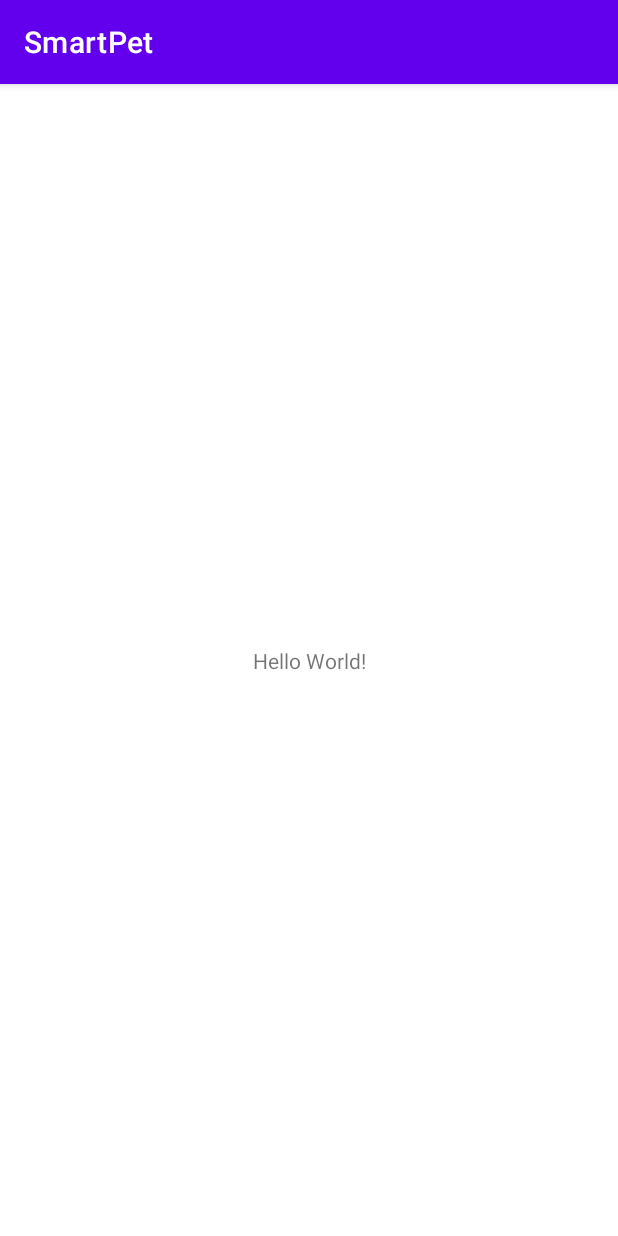
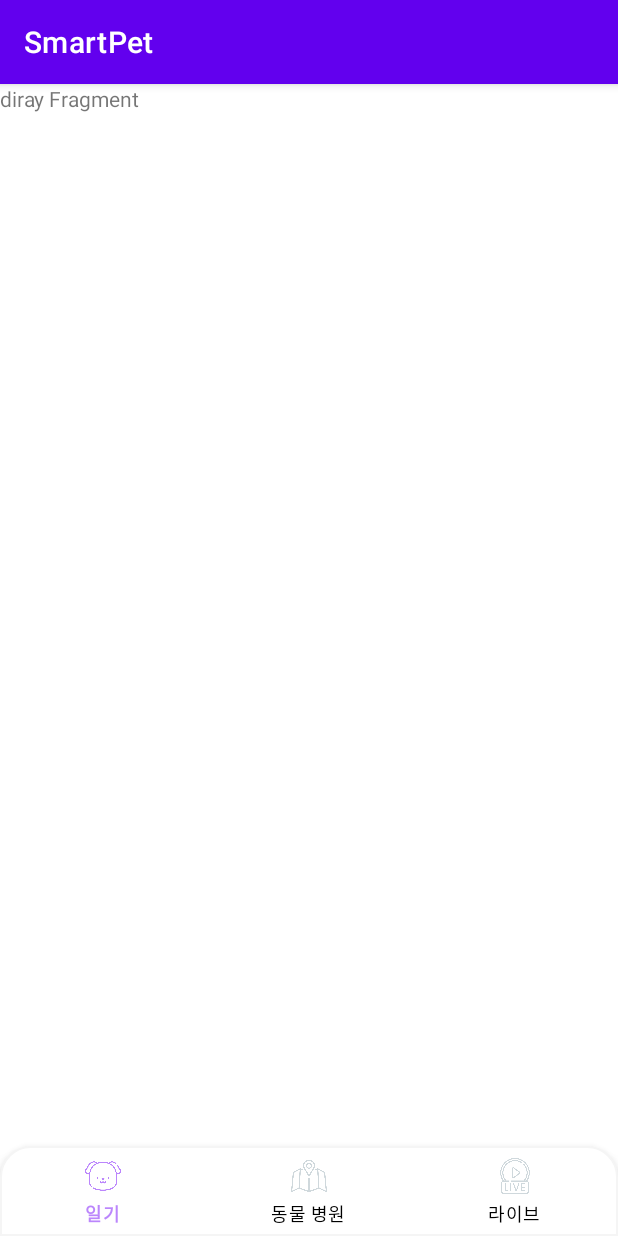
Before and after one commit to sey2/Smart_Pet_Home, an Android app: the screen it shows after launch (MainActivity), on a phone screen of 412 x 824 dp. Run offline under Robolectric (Android 15) with nearby library versions, the phone set to English and light mode, and no system bars; our stand-ins replace navigation-ui.

Commit message:
[ADD] bottom nav (22.11.18)  - 이미지 아이콘 및 프래그먼트  - MainActivity 프래그먼트 전환 코드

```diff
--- a/android/app/build.gradle
+++ b/android/app/build.gradle
@@ -32,6 +32,8 @@ dependencies {
     implementation 'androidx.appcompat:appcompat:1.5.1'
     implementation 'com.google.android.material:material:1.7.0'
     implementation 'androidx.constraintlayout:constraintlayout:2.1.4'
+    implementation "androidx.navigation:navigation-fragment:2.3.0"
+    implementation "androidx.navigation:navigation-ui:2.3.0"
     testImplementation 'junit:junit:4.13.2'
     androidTestImplementation 'androidx.test.ext:junit:1.1.3'
     androidTestImplementation 'androidx.test.espresso:espresso-core:3.4.0'
--- /dev/null
+++ b/android/app/src/main/java/com/smart_pet/DiaryFragment.java
@@ -0,0 +1,64 @@
+package com.smart_pet;
+
+import android.os.Bundle;
+
+import androidx.fragment.app.Fragment;
+
+import android.view.LayoutInflater;
+import android.view.View;
+import android.view.ViewGroup;
+
+/**
+ * A simple {@link Fragment} subclass.
+ * Use the {@link DiaryFragment#newInstance} factory method to
+ * create an instance of this fragment.
+ */
+public class DiaryFragment extends Fragment {
+
+    // TODO: Rename parameter arguments, choose names that match
+    // the fragment initialization parameters, e.g. ARG_ITEM_NUMBER
+    private static final String ARG_PARAM1 = "param1";
+    private static final String ARG_PARAM2 = "param2";
+
+    // TODO: Rename and change types of parameters
+    private String mParam1;
+    private String mParam2;
+
+    public DiaryFragment() {
+        // Required empty public constructor
+    }
+
+    /**
+     * Use this factory method to create a new instance of
+     * this fragment using the provided parameters.
+     *
+     * @param param1 Parameter 1.
+     * @param param2 Parameter 2.
+     * @return A new instance of fragment DiaryFragment.
+     */
+    // TODO: Rename and change types and number of parameters
+    public static DiaryFragment newInstance(String param1, String param2) {
+        DiaryFragment fragment = new DiaryFragment();
+        Bundle args = new Bundle();
+        args.putString(ARG_PARAM1, param1);
+        args.putString(ARG_PARAM2, param2);
+        fragment.setArguments(args);
+        return fragment;
+    }
+
+    @Override
+    public void onCreate(Bundle savedInstanceState) {
+        super.onCreate(savedInstanceState);
+        if (getArguments() != null) {
+            mParam1 = getArguments().getString(ARG_PARAM1);
+            mParam2 = getArguments().getString(ARG_PARAM2);
+        }
+    }
+
+    @Override
+    public View onCreateView(LayoutInflater inflater, ViewGroup container,
+                             Bundle savedInstanceState) {
+        // Inflate the layout for this fragment
+        return inflater.inflate(R.layout.fragment_diary, container, false);
+    }
+}
--- a/android/app/src/main/java/com/smart_pet/MainActivity.java
+++ b/android/app/src/main/java/com/smart_pet/MainActivity.java
@@ -1,14 +1,30 @@
 package com.smart_pet;
 
 import androidx.appcompat.app.AppCompatActivity;
+import androidx.navigation.NavController;
+import androidx.navigation.Navigation;
+import androidx.navigation.ui.NavigationUI;
+
 
 import android.os.Bundle;
 
-public class MainActivity extends AppCompatActivity {
+import com.google.android.material.bottomnavigation.BottomNavigationView;
+
+public class MainActivity extends AppCompatActivity{
+
+    private NavController nav_host;
+    private BottomNavigationView nav_bar;
 
     @Override
     protected void onCreate(Bundle savedInstanceState) {
         super.onCreate(savedInstanceState);
         setContentView(R.layout.activity_main);
+
+        // bottom nav bar
+        nav_host = Navigation.findNavController(this, R.id.nav_host);
+        nav_bar = findViewById(R.id.nav_bar);
+        NavigationUI.setupWithNavController(nav_bar, nav_host);
     }
+
+
 }
--- /dev/null
+++ b/android/app/src/main/res/drawable/bottom_nav_round.xml
@@ -0,0 +1,12 @@
+<?xml version="1.0" encoding="utf-8"?>
+<shape xmlns:android="http://schemas.android.com/apk/res/android"
+    android:shape="rectangle">
+    <solid
+        android:color="@color/white"/>
+    <corners
+        android:topRightRadius="20dp"
+        android:topLeftRadius="20dp"/>
+    <stroke
+        android:color="#F5F5F5"
+        android:width="1dp"/>
+</shape>
--- /dev/null
+++ b/android/app/src/main/res/drawable/item_color.xml
@@ -0,0 +1,7 @@
+<?xml version="1.0" encoding="utf-8"?>
+<selector xmlns:android="http://schemas.android.com/apk/res/android">
+    <item android:state_checked="true" android:color="@color/purple_200" />
+    <item android:state_checked="true" android:color="#DDFDFC" />
+    <item android:color="#CFD8DC"  />
+    <item android:state_selected="false" android:color="#B8B8B8"/>
+</selector>
--- /dev/null
+++ b/android/app/src/main/res/drawable/menu_selector.xml
@@ -0,0 +1,5 @@
+<?xml version="1.0" encoding="utf-8"?>
+<selector xmlns:android="http://schemas.android.com/apk/res/android">
+    <item android:color="@color/purple_200" android:state_checked="true"/>
+    <item android:color="@color/black" android:state_checked="false"/>
+</selector>
--- a/android/app/src/main/res/layout/activity_main.xml
+++ b/android/app/src/main/res/layout/activity_main.xml
@@ -6,13 +6,32 @@
     android:layout_height="match_parent"
     tools:context=".MainActivity">
 
-    <TextView
-        android:layout_width="wrap_content"
-        android:layout_height="wrap_content"
-        android:text="Hello World!"
-        app:layout_constraintBottom_toBottomOf="parent"
+    <fragment
+        android:id="@+id/nav_host"
+        android:name="androidx.navigation.fragment.NavHostFragment"
+        android:layout_width="match_parent"
+        android:layout_height="0dp"
+        app:navGraph="@navigation/nav_graph"
+        app:defaultNavHost="true"
+        app:layout_constraintBottom_toTopOf="@id/nav_bar"
         app:layout_constraintEnd_toEndOf="parent"
         app:layout_constraintStart_toStartOf="parent"
         app:layout_constraintTop_toTopOf="parent" />
 
+    <com.google.android.material.bottomnavigation.BottomNavigationView
+        android:id="@+id/nav_bar"
+        android:layout_width="match_parent"
+        android:layout_height="60dp"
+        android:layout_gravity="bottom"
+        android:background="@drawable/bottom_nav_round"
+        app:itemIconTint="@drawable/item_color"
+        app:itemTextColor="@drawable/menu_selector"
+        app:labelVisibilityMode="labeled"
+        app:layout_constraintBottom_toBottomOf="parent"
+        app:layout_constraintEnd_toEndOf="parent"
+        app:layout_constraintStart_toStartOf="parent"
+        app:menu="@menu/bottom_vav" />
+
+
+
 </androidx.constraintlayout.widget.ConstraintLayout>
--- /dev/null
+++ b/android/app/src/main/res/layout/fragment_diary.xml
@@ -0,0 +1,14 @@
+<?xml version="1.0" encoding="utf-8"?>
+<FrameLayout xmlns:android="http://schemas.android.com/apk/res/android"
+    xmlns:tools="http://schemas.android.com/tools"
+    android:layout_width="match_parent"
+    android:layout_height="match_parent"
+    tools:context=".DiaryFragment">
+
+    <!-- TODO: Update blank fragment layout -->
+    <TextView
+        android:layout_width="match_parent"
+        android:layout_height="match_parent"
+        android:text="diray Fragment" />
+
+</FrameLayout>
--- /dev/null
+++ b/android/app/src/main/res/menu/bottom_vav.xml
@@ -0,0 +1,20 @@
+<menu xmlns:android="http://schemas.android.com/apk/res/android" >
+
+    <item
+        android:id="@+id/page_diary"
+        android:enabled="true"
+        android:icon="@drawable/dog"
+        android:title="일기"/>
+
+    <item
+        android:id="@+id/page_hospital"
+        android:enabled="true"
+        android:icon="@drawable/map"
+        android:title="동물 병원"/>
+
+    <item
+        android:id="@+id/page_stream"
+        android:enabled="true"
+        android:icon="@drawable/stream"
+        android:title="라이브"/>
+</menu>
--- /dev/null
+++ b/android/app/src/main/res/menu/menu_selector.xml
@@ -0,0 +1,5 @@
+<?xml version="1.0" encoding="utf-8"?>
+<selector xmlns:android="http://schemas.android.com/apk/res/android">
+    <item android:color="@color/purple_700" android:state_checked="true"/>
+    <item android:color="@color/black" android:state_checked="false"/>
+</selector>
--- /dev/null
+++ b/android/app/src/main/res/navigation/nav_graph.xml
@@ -0,0 +1,25 @@
+<navigation xmlns:android="http://schemas.android.com/apk/res/android"
+    xmlns:app="http://schemas.android.com/apk/res-auto"
+    xmlns:tools="http://schemas.android.com/tools"
+    android:id="@+id/nav_graph"
+    app:startDestination="@+id/page_diary">
+
+    <fragment
+        android:id="@+id/page_diary"
+        android:name="com.smart_pet.DiaryFragment"
+        android:label="DiaryFragment"
+        tools:layout="@layout/fragment_diary" />
+
+    <fragment
+        android:id="@+id/page_hospital"
+        android:name="com.smart_pet.MapFragment"
+        android:label="MapFragment"
+        tools:layout="@layout/fragment_diary" />
+
+    <fragment
+        android:id="@+id/page_stream"
+        android:name="com.smart_pet.StreamFragment"
+        android:label="StreamFragment"
+        tools:layout="@layout/fragment_diary" />
+
+</navigation>
--- a/android/app/src/main/res/values/strings.xml
+++ b/android/app/src/main/res/values/strings.xml
@@ -1,3 +1,5 @@
 <resources>
     <string name="app_name">SmartPet</string>
+    <!-- TODO: Remove or change this placeholder text -->
+    <string name="hello_blank_fragment">Hello blank fragment</string>
 </resources>
```
Also changed, not shown: android/app/src/main/java/com/smart_pet/MapFragment.java (added, +64 -0 lines), android/app/src/main/java/com/smart_pet/StreamFragment.java (added, +64 -0 lines), android/app/src/main/res/layout/fragment_map.xml (added, +14 -0 lines), android/app/src/main/res/layout/fragment_stream.xml (added, +14 -0 lines), android/app/src/main/res/drawable/dog.png (added), android/app/src/main/res/drawable/map.png (added), android/app/src/main/res/drawable/stream.png (added).
